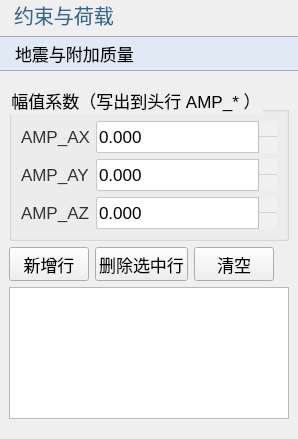
This is plugins/Base_PhysicalField/SeismicAndAddedMassPage.ui in asd977/base_cae as Qt 5 draws it before an edit. The edited form follows.
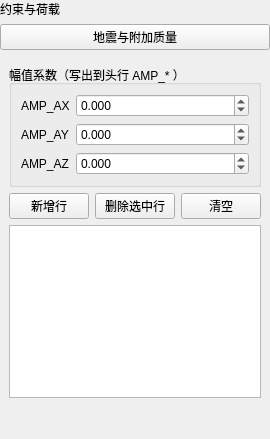
This is the edited form. Icons and pictures are not drawn.

Commit message: fix(ui): place verticalSpacer at page root layout end

Diff of the .ui file:
```diff
--- a/plugins/Base_PhysicalField/SeismicAndAddedMassPage.ui
+++ b/plugins/Base_PhysicalField/SeismicAndAddedMassPage.ui
@@ -13,104 +13,6 @@
   <property name="windowTitle">
    <string>地震与附加质量</string>
   </property>
-  <property name="styleSheet">
-   <string notr="true">QWidget{
-font-family: &quot;Microsoft YaHei&quot;, &quot;微软雅黑&quot;;
-}
-QPushButton {
-    font-size: 17px;
-    min-height: 32px;
-}
-QPushButton#pushButton {
-    background-color: rgb(224, 233, 244);
-    border-width: 1px;
-    border-color: rgb(121, 121, 121);
-    border-style: solid;
-    min-height: 33px;
-    border-top: 1px solid rgb(169, 169, 169);
-    border-bottom: 1px solid rgb(169, 169, 169);
-    border-left: none;
-    border-right: none;
-    text-align: left;
-    padding-left: 15px;
-    font-size: 17px;
-}
-QLabel {
-    font-size: 17px;
-    color: rgb(51, 51, 51);
-}
-QLabel#pageNameLabel {
-    font-size: 20px;
-    padding-left: 9px;
-    color: rgb(53, 103, 147);
-}
-QLineEdit, QTextEdit, QPlainTextEdit, QSpinBox, QDoubleSpinBox, QDateTimeEdit {
-    border: 1px solid rgb(200, 200, 200);
-    border-radius: 2px;
-    font-size: 17px;
-    min-height: 30px;
-}
-QLineEdit:focus, QTextEdit:focus, QPlainTextEdit:focus,
-QSpinBox:focus, QDoubleSpinBox:focus, QDateTimeEdit:focus {
-    border-color: rgb(100, 100, 255);
-    outline: none;
-}
-QComboBox {
-    font-size: 17px;
-    color: rgb(51, 51, 51);
-    padding-left: 6px;
-    background: rgb(240, 240, 240);
-    border: 1px solid rgb(169, 169, 169);
-    border-radius: 3px;
-    min-height: 30px;
-}
-QComboBox::drop-down {
-    subcontrol-origin: padding;
-    subcontrol-position: top right;
-    width: 20px;
-    background: rgb(240, 240, 240);
-    border-left: 1px solid rgb(190, 190, 190);
-}
-QComboBox::down-arrow {
-    image: url(:/resources/arrow_down_drawn.svg);
-    width: 12px;
-    height: 12px;
-}
-QSpinBox::up-button, QDoubleSpinBox::up-button {
-    subcontrol-origin: border;
-    subcontrol-position: top right;
-    width: 18px;
-    border-left: 1px solid rgb(190, 190, 190);
-    border-bottom: 1px solid rgb(210, 210, 210);
-    background: rgb(240, 240, 240);
-}
-QSpinBox::down-button, QDoubleSpinBox::down-button {
-    subcontrol-origin: border;
-    subcontrol-position: bottom right;
-    width: 18px;
-    border-left: 1px solid rgb(190, 190, 190);
-    background: rgb(240, 240, 240);
-}
-QSpinBox::up-arrow, QDoubleSpinBox::up-arrow {
-    image: url(:/resources/arrow_up_drawn.svg);
-    width: 10px;
-    height: 10px;
-}
-QSpinBox::down-arrow, QDoubleSpinBox::down-arrow {
-    image: url(:/resources/arrow_down_drawn.svg);
-    width: 10px;
-    height: 10px;
-}
-QRadioButton, QCheckBox, QGroupBox {
-    font-size: 17px;
-}
-QTableWidget, QTreeWidget, QListWidget {
-    font-size: 16px;
-    gridline-color: rgb(210, 210, 210);
-}
-
-</string>
-  </property>
   <layout class="QVBoxLayout" name="verticalLayout">
    <property name="leftMargin">
     <number>0</number>
```
Left out of the diff: 8 changed lines with no effect on the pictures. The commit also changes 45 other files.
